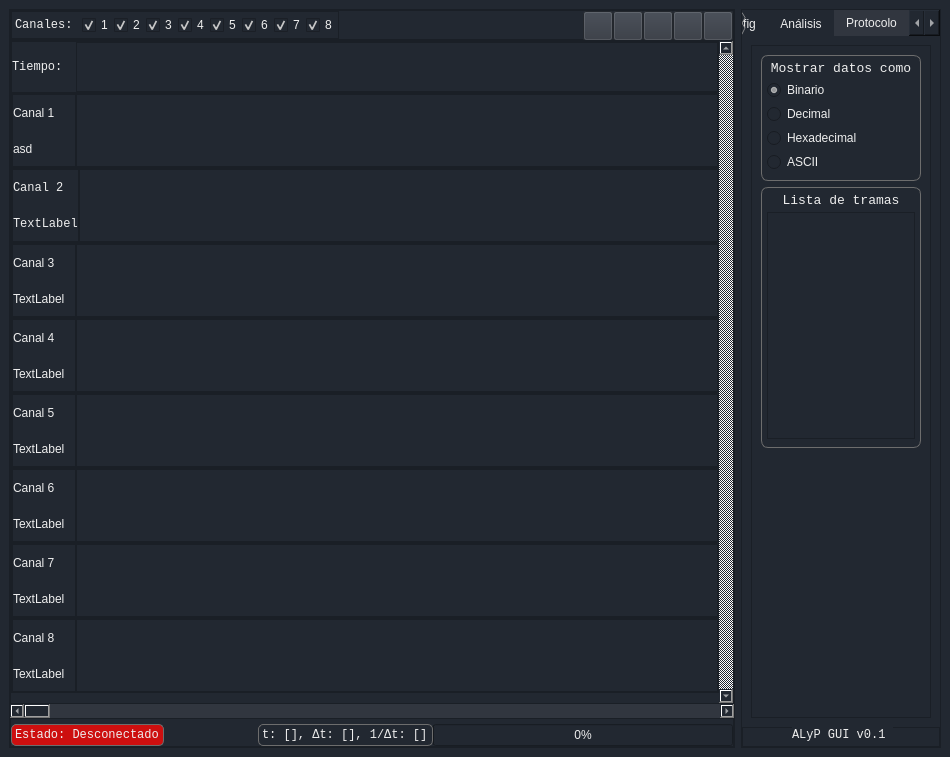
Before: the Qt Designer form GUI v0.1/src/mainwindow.ui in KarimHacen7/ProyectoFinal, drawn with Qt 5.
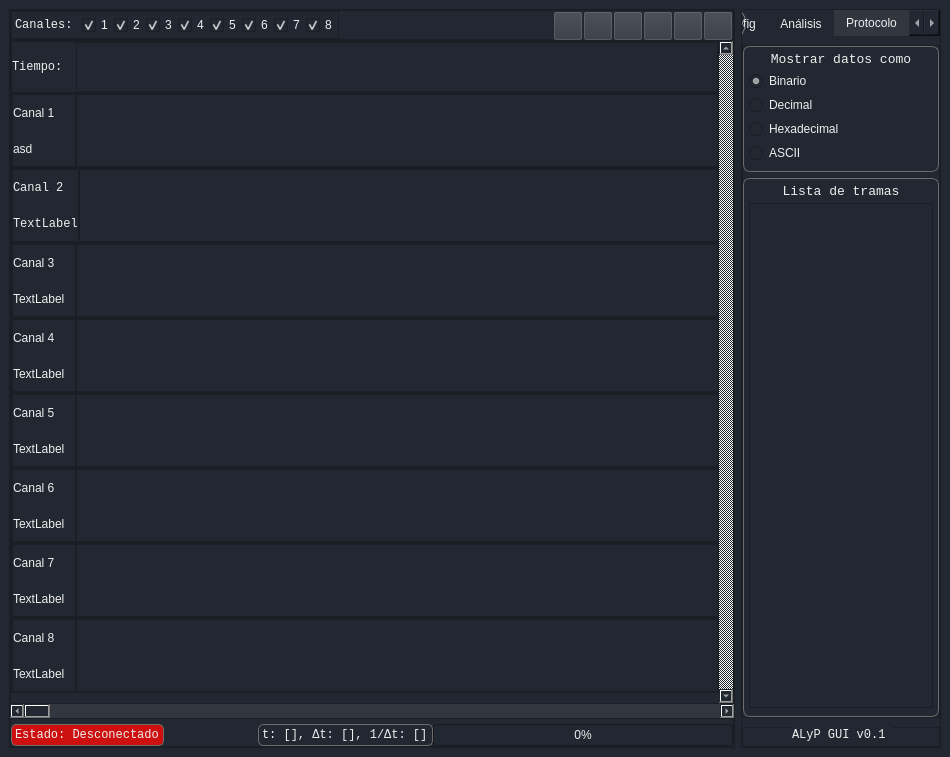
After: the same form once the commit is applied. Icons and pictures are not drawn.

Commit message: More protocol decoding and bugfixing

Patch:
```diff
--- a/GUI v0.1/src/mainwindow.ui
+++ b/GUI v0.1/src/mainwindow.ui
@@ -301,6 +301,41 @@
             </property>
            </spacer>
           </item>
+          <item>
+           <widget class="QPushButton" name="clearProtocolAnalysisPushButton">
+            <property name="sizePolicy">
+             <sizepolicy hsizetype="Fixed" vsizetype="Fixed">
+              <horstretch>0</horstretch>
+              <verstretch>0</verstretch>
+             </sizepolicy>
+            </property>
+            <property name="minimumSize">
+             <size>
+              <width>30</width>
+              <height>30</height>
+             </size>
+            </property>
+            <property name="maximumSize">
+             <size>
+              <width>30</width>
+              <height>30</height>
+             </size>
+            </property>
+            <property name="text">
+             <string/>
+            </property>
+            <property name="icon">
+             <iconset resource="Icons.qrc">
+              <normaloff>:/ButtonIcons/ico/Clear Analyze.png</normaloff>:/ButtonIcons/ico/Clear Analyze.png</iconset>
+            </property>
+            <property name="iconSize">
+             <size>
+              <width>26</width>
+              <height>26</height>
+             </size>
+            </property>
+           </widget>
+          </item>
           <item>
            <widget class="QPushButton" name="protocolAnalysisPushButton">
             <property name="sizePolicy">
@@ -3398,6 +3433,12 @@
            <string>Protocolo</string>
           </attribute>
           <layout class="QVBoxLayout" name="verticalLayout_25">
+           <property name="leftMargin">
+            <number>0</number>
+           </property>
+           <property name="rightMargin">
+            <number>0</number>
+           </property>
            <item>
             <widget class="QFrame" name="protocolFrame">
              <property name="styleSheet">
@@ -3417,6 +3458,18 @@
               <enum>QFrame::Raised</enum>
              </property>
              <layout class="QVBoxLayout" name="verticalLayout_26">
+              <property name="leftMargin">
+               <number>0</number>
+              </property>
+              <property name="topMargin">
+               <number>0</number>
+              </property>
+              <property name="rightMargin">
+               <number>0</number>
+              </property>
+              <property name="bottomMargin">
+               <number>0</number>
+              </property>
               <item>
                <widget class="QFrame" name="bitInterpretationFrame">
                 <property name="frameShape">
@@ -3554,24 +3607,50 @@
                   </widget>
                  </item>
                  <item row="1" column="0">
-                  <widget class="QTableView" name="framesTableView"/>
+                  <widget class="QTableWidget" name="decodedFramesTableWidget">
+                   <property name="styleSheet">
+                    <string notr="true">QTableView QTableCornerButton::section {
+	border: 2px solid gray;	
+	background-color: rgb(34, 40, 49);
+}
+QTableWidgetItem
+{
+	color: rgb(255, 255, 255);
+	background-color: rgb(34, 40, 49);
+}
+QTableWidgetItem::section:checked
+{
+	background-color: rgb(49, 54, 63);
+	border: 4px solid #007ad9;
+}
+QHeaderView::section
+{
+	border: 2px solid gray;
+	color: rgb(255, 255, 255);
+	background-color: rgb(34, 40, 49);
+}
+QHeaderView::section:checked
+{
+	background-color: rgb(49, 54, 63);
+}</string>
+                   </property>
+                   <property name="editTriggers">
+                    <set>QAbstractItemView::NoEditTriggers</set>
+                   </property>
+                   <attribute name="horizontalHeaderCascadingSectionResizes">
+                    <bool>true</bool>
+                   </attribute>
+                   <attribute name="horizontalHeaderStretchLastSection">
+                    <bool>false</bool>
+                   </attribute>
+                   <attribute name="verticalHeaderStretchLastSection">
+                    <bool>false</bool>
+                   </attribute>
+                  </widget>
                  </item>
                 </layout>
                </widget>
               </item>
-              <item>
-               <spacer name="verticalSpacer_2">
-                <property name="orientation">
-                 <enum>Qt::Vertical</enum>
-                </property>
-                <property name="sizeHint" stdset="0">
-                 <size>
-                  <width>20</width>
-                  <height>40</height>
-                 </size>
-                </property>
-               </spacer>
-              </item>
              </layout>
             </widget>
            </item>
```
Left out of the diff: 6 changed lines with no effect on the pictures. The commit also changes 14 other files.
